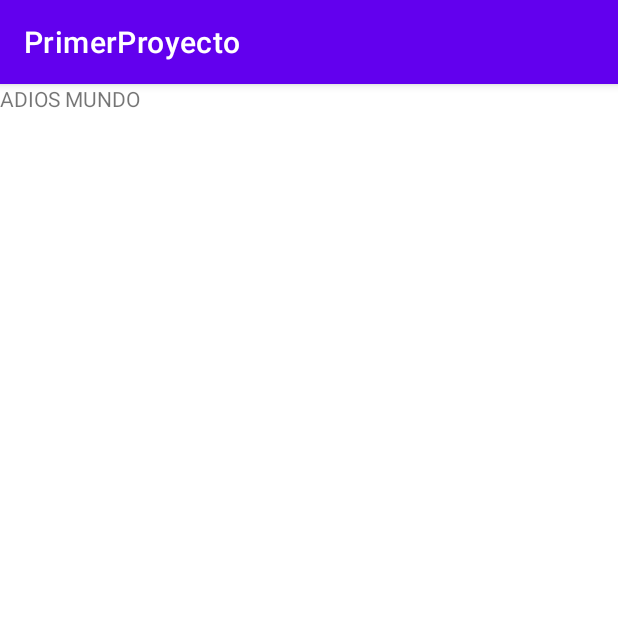
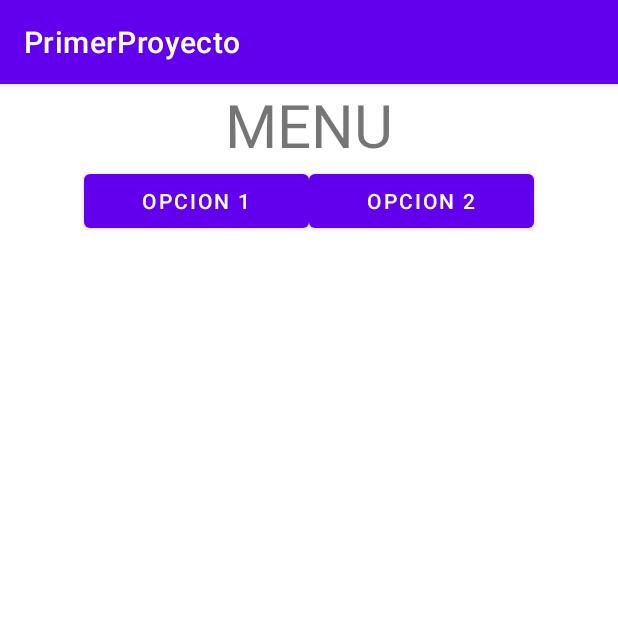
Before and after one commit to mario32111/primerAppKotlin, an Android app: the screen it shows after launch (MainActivity2 before the commit, Menu after it), on a phone screen of 412 x 824 dp, the top half of it. Run offline under Robolectric (Android 15) with nearby library versions, the phone set to English and light mode, and no system bars.

Commit message:
feat: menu

```diff
--- a/app/build.gradle.kts
+++ b/app/build.gradle.kts
@@ -36,7 +36,7 @@ android {
 }
 
 dependencies {
-
+    //implementation("de.hdodenhof:circleimageview:3.1.0")
     implementation(libs.androidx.core.ktx)
     implementation(libs.androidx.appcompat)
     implementation(libs.material)
--- a/app/src/main/AndroidManifest.xml
+++ b/app/src/main/AndroidManifest.xml
@@ -1,6 +1,6 @@
 <?xml version="1.0" encoding="utf-8"?>
 <manifest xmlns:android="http://schemas.android.com/apk/res/android"
-    xmlns:tools="http://schemas.android.com/tools">
+    xmlns:tools="http://schemas.android.com/tools" >
 
     <application
         android:allowBackup="true"
@@ -10,13 +10,16 @@
         android:label="@string/app_name"
         android:roundIcon="@mipmap/ic_launcher_round"
         android:supportsRtl="true"
-        android:theme="@style/Theme.PrimerProyecto">
+        android:theme="@style/Theme.PrimerProyecto" >
+        <activity
+            android:name=".MainActivity2"
+            android:exported="false" />
         <activity
             android:name=".MainActivity"
             android:exported="false" />
         <activity
-            android:name=".MainActivity2"
-            android:exported="true">
+            android:name=".Menu"
+            android:exported="true" >
             <intent-filter>
                 <action android:name="android.intent.action.MAIN" />
 
--- /dev/null
+++ b/app/src/main/java/com/example/primerproyecto/Menu.kt
@@ -0,0 +1,31 @@
+package com.example.primerproyecto
+
+import android.os.Bundle
+import android.widget.Button
+import androidx.activity.enableEdgeToEdge
+import androidx.appcompat.app.AppCompatActivity
+import androidx.core.view.ViewCompat
+import androidx.core.view.WindowInsetsCompat
+
+class Menu : AppCompatActivity() {
+    lateinit var button1: Button
+    lateinit var button2: Button
+
+    override fun onCreate(savedInstanceState: Bundle?) {
+        super.onCreate(savedInstanceState)
+        enableEdgeToEdge()
+        setContentView(R.layout.activity_menu)
+        ViewCompat.setOnApplyWindowInsetsListener(findViewById(R.id.main)) { v, insets ->
+            val systemBars = insets.getInsets(WindowInsetsCompat.Type.systemBars())
+            v.setPadding(systemBars.left, systemBars.top, systemBars.right, systemBars.bottom)
+            insets
+        }
+
+        button1 = findViewById(R.id.button1)
+        button2 = findViewById(R.id.button2)
+
+        button1.setOnClickListener {
+
+        }
+    }
+}
--- a/app/src/main/res/layout/activity_main2.xml
+++ b/app/src/main/res/layout/activity_main2.xml
@@ -8,8 +8,13 @@
     tools:context=".MainActivity2">
 
     <TextView
-        android:layout_width="match_parent"
-        android:layout_height="wrap_content"
+        android:layout_width="100dp"
+        android:layout_height="250dp"
         android:text="ADIOS MUNDO"
         />
+
+    <ImageView
+        android:layout_width="250dp"
+        android:layout_height="250dp"
+        android:src='@mipmap/ic_launcher_round' />
 </LinearLayout>
--- /dev/null
+++ b/app/src/main/res/layout/activity_menu.xml
@@ -0,0 +1,42 @@
+<?xml version="1.0" encoding="utf-8"?>
+<LinearLayout
+    xmlns:android="http://schemas.android.com/apk/res/android"
+    xmlns:tools="http://schemas.android.com/tools"
+    xmlns:app="http://schemas.android.com/apk/res-auto"
+    android:id="@+id/main"
+    android:layout_width="match_parent"
+    android:layout_height="match_parent"
+    android:orientation="vertical"
+    tools:context=".Menu">
+
+
+    <TextView
+        android:layout_width="match_parent"
+        android:layout_height="wrap_content"
+        android:text="MENU"
+        android:textSize="40sp"
+        android:textAlignment="center"
+        />
+
+    <LinearLayout
+        android:layout_width="match_parent"
+        android:layout_height="wrap_content"
+        android:orientation="horizontal"
+        android:gravity="center"
+        >
+        <Button
+            android:layout_width="150dp"
+            android:layout_height="wrap_content"
+            android:id="@+id/button1"
+            android:text="Opcion 1"
+            />
+        <Button
+            android:layout_width="150dp"
+            android:layout_height="wrap_content"
+            android:id="@+id/button2"
+            android:text="Opcion 2"
+            />
+
+    </LinearLayout>
+
+  </LinearLayout>
```
